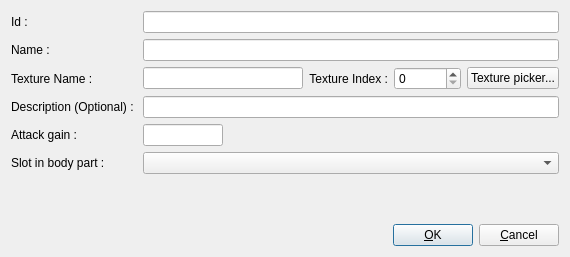
The window that itemEditor/src/editWeaponItemForm.ui (jeremydumais/TheWarrior) describes before a commit, drawn with Qt 5.
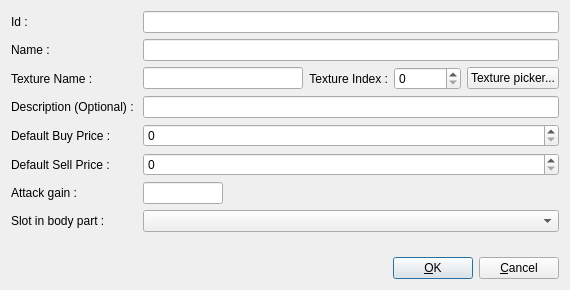
The same window after the commit. Icons and pictures are not drawn.

Commit message: feat: Add default item buy and sell prices

Diff of the .ui file:
```diff
--- a/itemEditor/src/editWeaponItemForm.ui
+++ b/itemEditor/src/editWeaponItemForm.ui
@@ -7,7 +7,7 @@
     <x>0</x>
     <y>0</y>
     <width>570</width>
-    <height>257</height>
+    <height>290</height>
    </rect>
   </property>
   <property name="windowTitle">
@@ -120,21 +120,21 @@
        </item>
       </layout>
      </item>
-     <item row="5" column="0">
+     <item row="7" column="0">
       <widget class="QLabel" name="labelAttackGain">
        <property name="text">
         <string>Attack gain :</string>
        </property>
       </widget>
      </item>
-     <item row="6" column="0">
+     <item row="8" column="0">
       <widget class="QLabel" name="label_6">
        <property name="text">
         <string>Slot in body part :</string>
        </property>
       </widget>
      </item>
-     <item row="5" column="1">
+     <item row="7" column="1">
       <widget class="QLineEdit" name="lineEditAttackGain">
        <property name="maximumSize">
         <size>
@@ -144,7 +144,7 @@
        </property>
       </widget>
      </item>
-     <item row="6" column="1">
+     <item row="8" column="1">
       <widget class="QComboBox" name="comboBoxSlotInBodyPart"/>
      </item>
      <item row="4" column="1">
@@ -157,6 +157,34 @@
        </property>
       </widget>
      </item>
+     <item row="5" column="0">
+      <widget class="QLabel" name="label_7">
+       <property name="text">
+        <string>Default Buy Price :</string>
+       </property>
+      </widget>
+     </item>
+     <item row="6" column="0">
+      <widget class="QLabel" name="label_8">
+       <property name="text">
+        <string>Default Sell Price :</string>
+       </property>
+      </widget>
+     </item>
+     <item row="5" column="1">
+      <widget class="QSpinBox" name="spinBoxDefaultBuyPrice">
+       <property name="maximum">
+        <number>999</number>
+       </property>
+      </widget>
+     </item>
+     <item row="6" column="1">
+      <widget class="QSpinBox" name="spinBoxDefaultSellPrice">
+       <property name="maximum">
+        <number>999</number>
+       </property>
+      </widget>
+     </item>
     </layout>
    </item>
   </layout>
```
Left out of the diff: 2 changed lines with no effect on the pictures. The commit also changes 23 other files.
